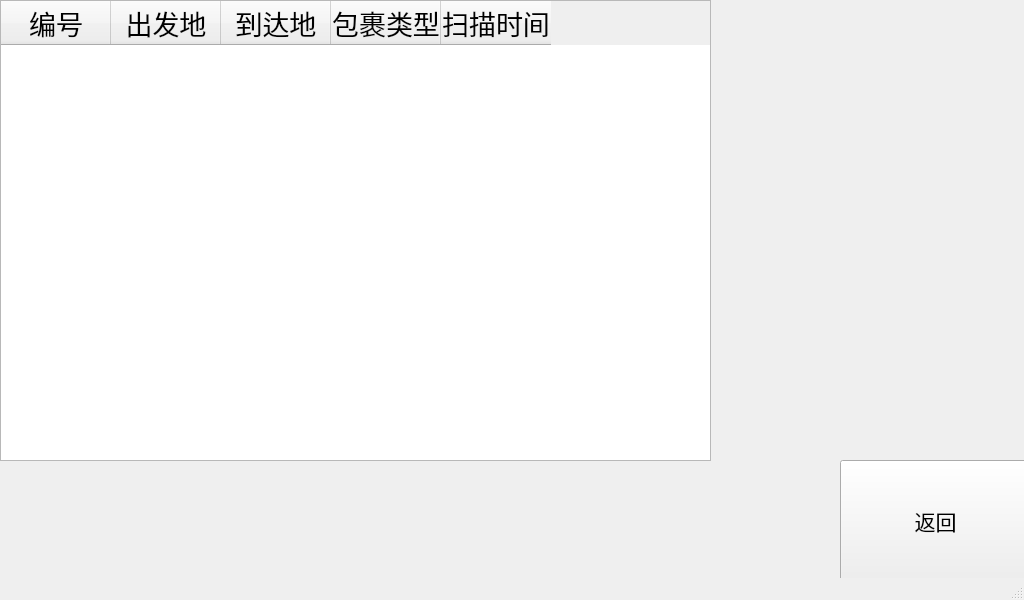
The window that Ltem_Sorting/qrcode.ui (YiHangCalm/WorldSkillsCompetition) describes before a commit, drawn with Qt 5.
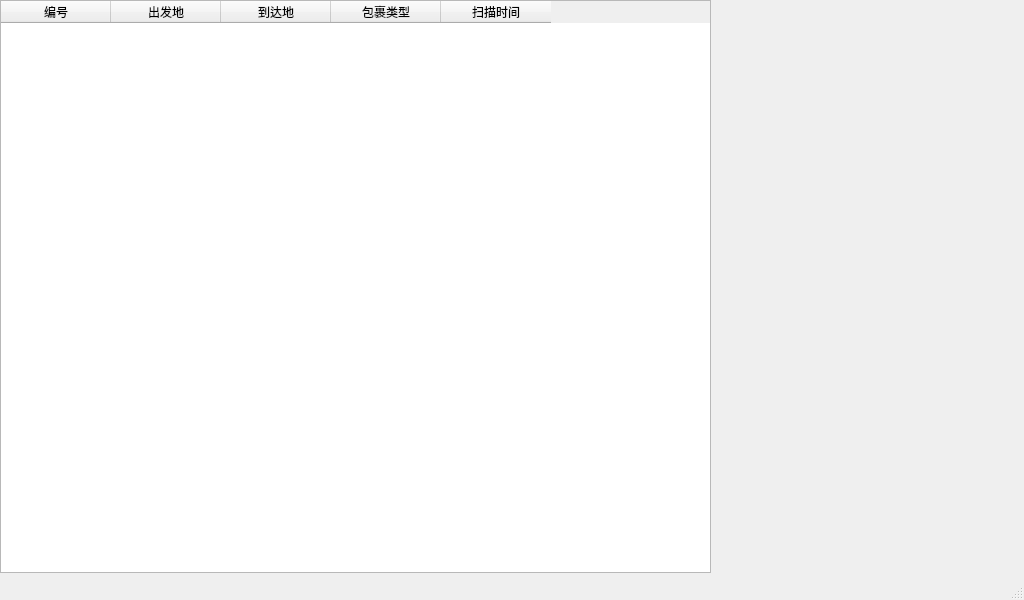
The same window after the commit. Icons and pictures are not drawn.

Patch:
```diff
--- a/Ltem_Sorting/qrcode.ui
+++ b/Ltem_Sorting/qrcode.ui
@@ -13,33 +13,55 @@
   <property name="windowTitle">
    <string>MainWindow</string>
   </property>
+  <property name="styleSheet">
+   <string notr="true">#qrcode {
+
+    background-image: url(:/new/btn/Rese/backgud.png);
+    background-position: center;
+    background-repeat: no-repeat; 
+  
+}
+
+#centralwidget {
+    background: transparent;
+   border: none;
+        background: transparent;
+        padding: 0;
+       margin: 0; 
+}
+QPushButton#exButton {
+    border-image: url(:/new/btn/Rese/exmode.png);
+    
+     width: 203;  
+    height: 80px; 
+	font-size: 16px;
+	border: none;
+}
+QPushButton#slowButton {
+    border-image: url(:/new/btn/Rese/fast.png);
+    
+     width: 203;  
+    height: 80px; 
+	font-size: 16px;
+	border: none;
+}
+QPushButton#fastButton {
+    border-image: url(:/new/btn/Rese/slow.png);
+    
+     width: 203;  
+    height: 80px; 
+	font-size: 16px;
+	border: none;
+}</string>
+  </property>
   <widget class="QWidget" name="centralwidget">
-   <widget class="QPushButton" name="pushButton">
-    <property name="geometry">
-     <rect>
-      <x>840</x>
-      <y>460</y>
-      <width>191</width>
-      <height>121</height>
-     </rect>
-    </property>
-    <property name="font">
-     <font>
-      <family>文泉驿点阵正黑</family>
-      <pointsize>16</pointsize>
-     </font>
-    </property>
-    <property name="text">
-     <string>返回</string>
-    </property>
-   </widget>
    <widget class="QTableWidget" name="tableWidget">
     <property name="geometry">
      <rect>
       <x>0</x>
       <y>0</y>
       <width>711</width>
-      <height>461</height>
+      <height>573</height>
      </rect>
     </property>
     <property name="sizePolicy">
@@ -50,14 +72,17 @@
     </property>
     <property name="font">
      <font>
-      <pointsize>20</pointsize>
+      <pointsize>18</pointsize>
      </font>
     </property>
+    <attribute name="horizontalHeaderMinimumSectionSize">
+     <number>33</number>
+    </attribute>
     <attribute name="horizontalHeaderDefaultSectionSize">
      <number>110</number>
     </attribute>
     <attribute name="verticalHeaderMinimumSectionSize">
-     <number>70</number>
+     <number>50</number>
     </attribute>
     <attribute name="verticalHeaderDefaultSectionSize">
      <number>70</number>
@@ -88,6 +113,96 @@
      </property>
     </column>
    </widget>
+   <widget class="QWidget" name="widget" native="true">
+    <property name="geometry">
+     <rect>
+      <x>760</x>
+      <y>290</y>
+      <width>221</width>
+      <height>271</height>
+     </rect>
+    </property>
+    <layout class="QVBoxLayout" name="verticalLayout">
+     <item>
+      <widget class="QPushButton" name="slowButton">
+       <property name="font">
+        <font>
+         <family>文泉驿点阵正黑</family>
+         <pointsize>-1</pointsize>
+        </font>
+       </property>
+       <property name="text">
+        <string/>
+       </property>
+      </widget>
+     </item>
+     <item>
+      <spacer name="verticalSpacer_3">
+       <property name="orientation">
+        <enum>Qt::Vertical</enum>
+       </property>
+       <property name="sizeHint" stdset="0">
+        <size>
+         <width>20</width>
+         <height>40</height>
+        </size>
+       </property>
+      </spacer>
+     </item>
+     <item>
+      <widget class="QPushButton" name="fastButton">
+       <property name="font">
+        <font>
+         <family>文泉驿点阵正黑</family>
+         <pointsize>-1</pointsize>
+        </font>
+       </property>
+       <property name="text">
+        <string/>
+       </property>
+      </widget>
+     </item>
+     <item>
+      <spacer name="verticalSpacer_2">
+       <property name="orientation">
+        <enum>Qt::Vertical</enum>
+       </property>
+       <property name="sizeHint" stdset="0">
+        <size>
+         <width>20</width>
+         <height>40</height>
+        </size>
+       </property>
+      </spacer>
+     </item>
+     <item>
+      <widget class="QPushButton" name="exButton">
+       <property name="font">
+        <font>
+         <family>文泉驿点阵正黑</family>
+         <pointsize>-1</pointsize>
+        </font>
+       </property>
+       <property name="text">
+        <string/>
+       </property>
+      </widget>
+     </item>
+     <item>
+      <spacer name="verticalSpacer">
+       <property name="orientation">
+        <enum>Qt::Vertical</enum>
+       </property>
+       <property name="sizeHint" stdset="0">
+        <size>
+         <width>20</width>
+         <height>0</height>
+        </size>
+       </property>
+      </spacer>
+     </item>
+    </layout>
+   </widget>
   </widget>
   <widget class="QMenuBar" name="menubar">
    <property name="geometry">
```
